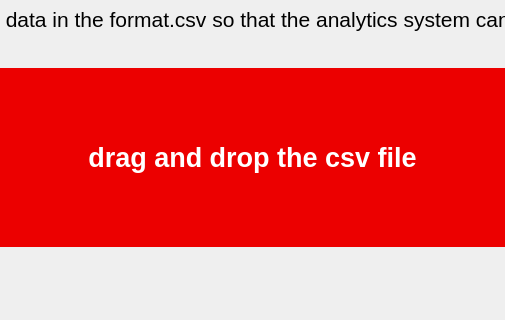
Above: ui/data-loader.ui from SpectreCom444/AppMetrica-data-visualization-system before the change; both pictures show x 261 to 766 and y 186 to 506 of the 1027 by 649 pixel window. Below: the same form after it.
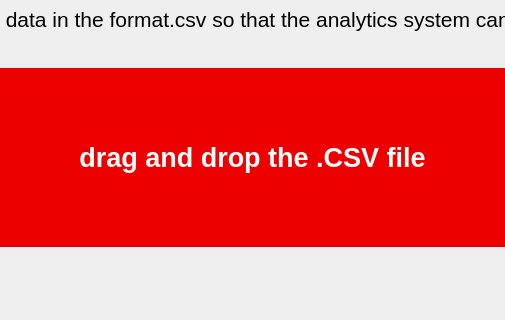
That is the form after the change.

Diff of the .ui file:
```diff
--- a/ui/data-loader.ui
+++ b/ui/data-loader.ui
@@ -74,7 +74,7 @@
               <string notr="true">color: rgb(255, 255, 255);</string>
              </property>
              <property name="text">
-              <string>drag and drop the csv file</string>
+              <string>drag and drop the .CSV file</string>
              </property>
              <property name="alignment">
               <set>Qt::AlignCenter</set>
```
